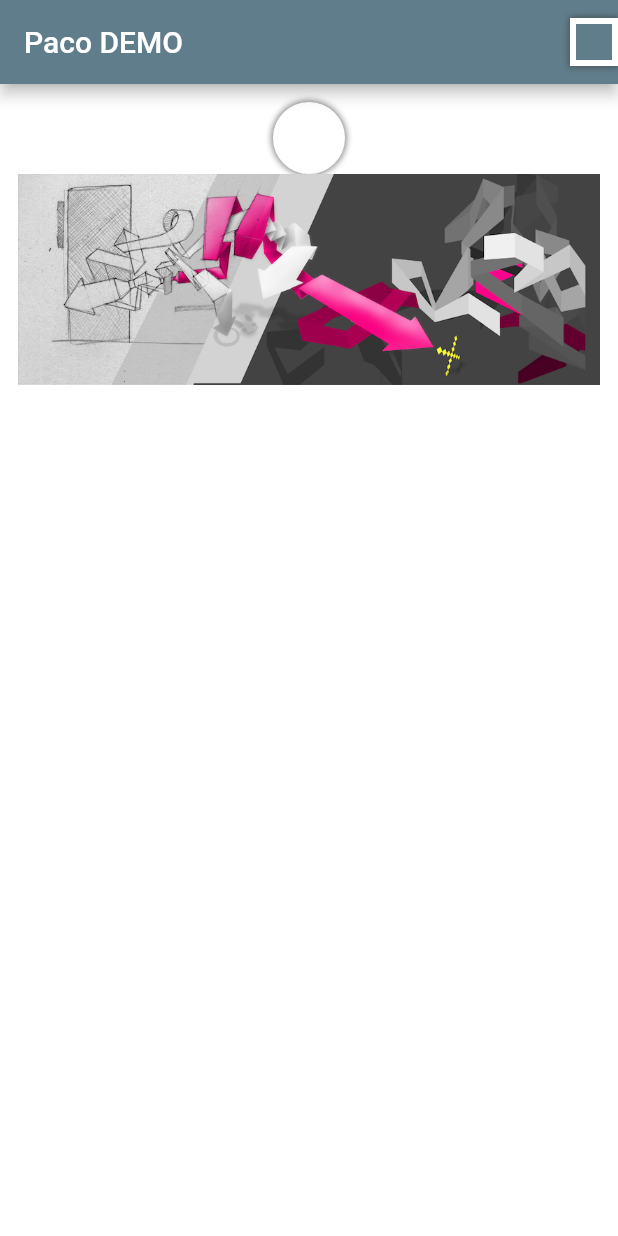
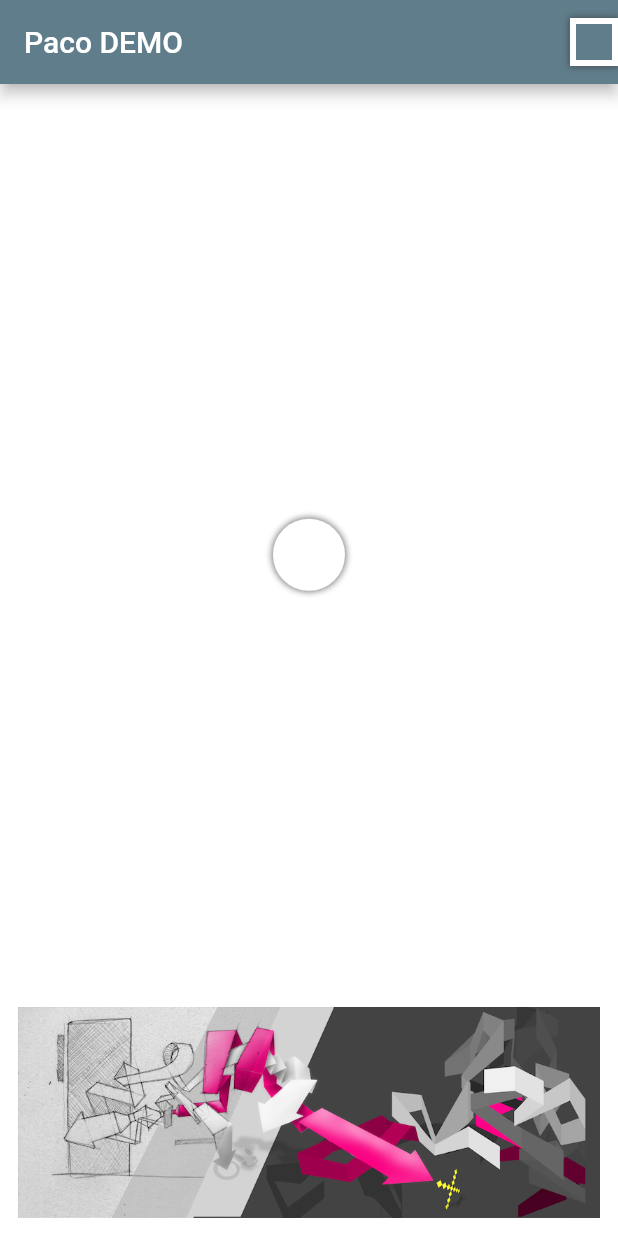
Before and after one commit to rxlabz/cyclop, a Flutter app: the screen it shows after launch, on a phone screen of 412 x 824 dp. Run offline on Flutter 3.47's test engine with Material 2 defaults, Android fonts, the phone set to English and light mode, and no system bars.

Commit message:
refacto + update demo - fixed:#1

```diff
--- a/lib/paco.dart
+++ b/lib/paco.dart
@@ -1,7 +1,7 @@
 library paco;
 
-export 'src/color_picker.dart';
-export 'src/widgets/color_selector.dart';
+export 'src/widgets/color_picker.dart';
+export 'src/widgets/picker/color_selector.dart';
 export 'src/widgets/color_button.dart';
 export 'src/widgets/eye_dropper.dart';
 export 'src/widgets/eye_dropper_layer.dart';
--- a/lib/src/widgets/channel_slider.dart
+++ b/lib/src/widgets/channels/channel_slider.dart
@@ -1,7 +1,8 @@
 import 'dart:ui' as ui;
 
 import 'package:flutter/material.dart';
-import '../selectors/hsl_selector.dart';
+
+import 'hsl_selector.dart';
 
 class ChannelSlider extends StatelessWidget {
   final Color selectedColor;
@@ -13,6 +14,7 @@ class ChannelSlider extends StatelessWidget {
   final ValueChanged<double> onChange;
 
   final ChannelValueGetter channelValueGetter;
+
   final ValueLabelGetter labelGetter;
 
   const ChannelSlider({
--- a/lib/src/widgets/channels/hsl_sliders.dart
+++ b/lib/src/widgets/channels/hsl_sliders.dart
@@ -2,7 +2,7 @@ import 'dart:math';
 
 import 'package:flutter/material.dart';
 
-import '../channel_slider.dart';
+import 'channel_slider.dart';
 import '../../utils.dart';
 import '../../theme.dart';
 
--- a/lib/src/widgets/color_button.dart
+++ b/lib/src/widgets/color_button.dart
@@ -6,7 +6,7 @@ import 'package:flutter/material.dart';
 import 'package:flutter/rendering.dart';
 
 import '../theme.dart';
-import '../color_picker.dart';
+import 'color_picker.dart';
 import '../utils.dart';
 import 'eye_dropper_layer.dart';
 
--- a/lib/src/widgets/color_preview.dart
+++ b/lib/src/widgets/picker/color_preview.dart
@@ -1,5 +1,6 @@
 import 'package:flutter/material.dart';
-import 'package:paco/src/widgets/color_selector.dart';
+
+import 'color_selector.dart';
 
 class ColorPreview extends StatelessWidget {
   final Color selectedColor;
--- a/lib/src/widgets/hex_textfield.dart
+++ b/lib/src/widgets/picker/hex_textfield.dart
@@ -1,7 +1,7 @@
 import 'package:flutter/material.dart';
 import 'package:flutter/services.dart';
 
-import '../utils.dart';
+import '../../utils.dart';
 
 class HexColorField extends StatefulWidget {
   final bool withAlpha;
--- a/lib/src/widgets/title_bar.dart
+++ b/lib/src/widgets/picker/title_bar.dart
@@ -1,6 +1,6 @@
 import 'package:flutter/material.dart';
 
-import '../theme.dart';
+import '../../theme.dart';
 
 class MainTitle extends StatelessWidget {
   final VoidCallback onClose;
--- a/paco_example/lib/main.dart
+++ b/paco_example/lib/main.dart
@@ -58,7 +58,9 @@ class _MainScreenState extends State<MainScreen> {
             child: Center(
               child: Column(
                 children: [
-                  ColorButton(
+                  Expanded(
+                    child: Center(
+                      child: ColorButton(
                         darkMode: true,
                         key: Key('c1'),
                         color: backgroundColor,
@@ -68,6 +70,8 @@ class _MainScreenState extends State<MainScreen> {
                         ),
                         onSwatchesChanged: (newSwatches) =>
                             setState(() => swatches = newSwatches),
+                      ),
+                    ),
                   ),
                   if (!kIsWeb) Center(child: Image.asset('images/img.png')),
                 ],
```
Also changed, not shown: lib/src/widgets/channels/hsl_selector.dart (renamed from lib/src/selectors/hsl_selector.dart, +3 -6 lines), lib/src/widgets/color_picker.dart (renamed from lib/src/color_picker.dart, +4 -4 lines), lib/src/widgets/picker/color_selector.dart (renamed from lib/src/widgets/color_selector.dart), lib/src/widgets/tabbar.dart (renamed from lib/src/tabbar.dart), 5 other files. Lines whose indentation alone changed are shown as unchanged.
